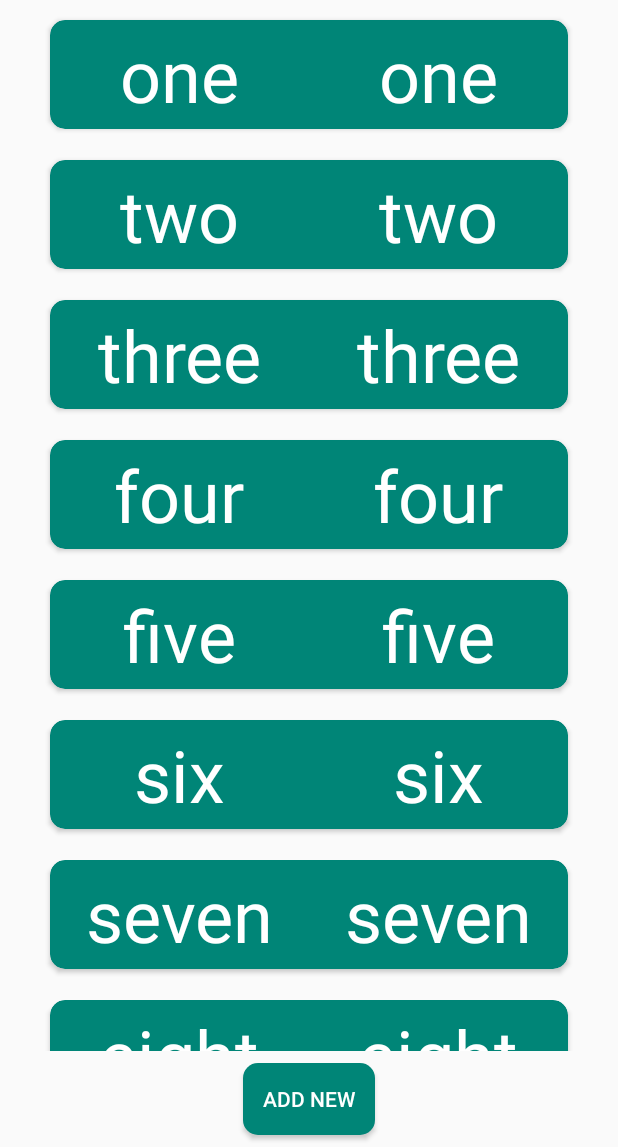
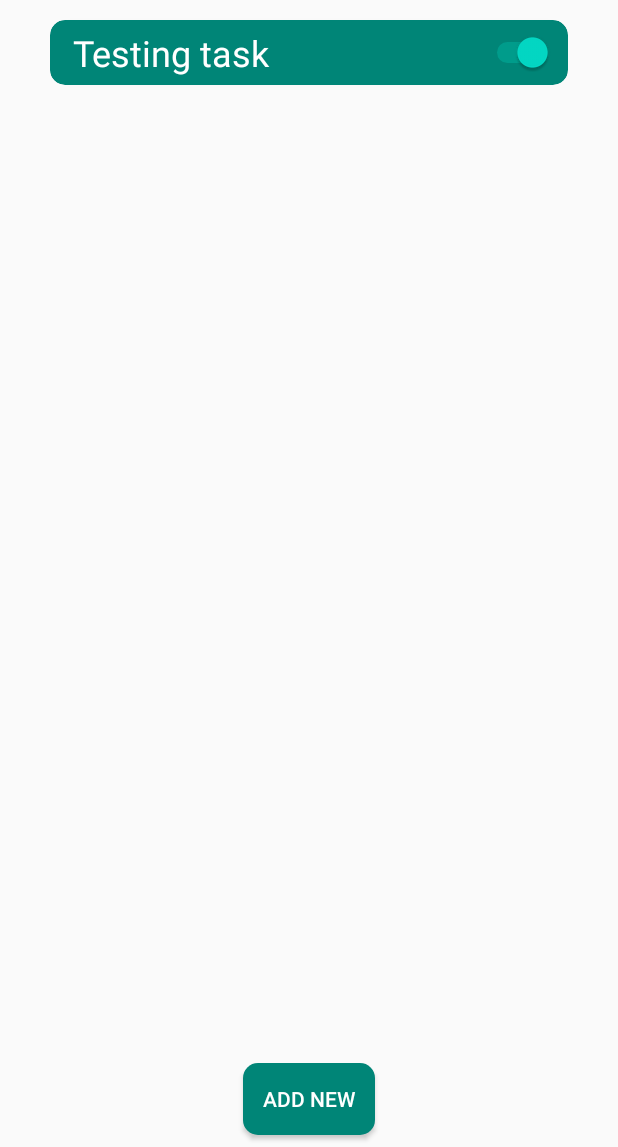
Before and after one commit to SpencerCBryson/GPSTasks, an Android app: the screen it shows after launch (Home), on a phone screen of 412 x 824 dp, the part 89-1236 px from its top. Run offline under Robolectric (Android 15) with nearby library versions, the phone set to English and light mode, and no system bars.

Commit message:
Updated main task list UI

```diff
--- a/app/src/main/java/com/spencerbyson/gpstasks/Home.kt
+++ b/app/src/main/java/com/spencerbyson/gpstasks/Home.kt
@@ -23,6 +23,9 @@ class Home : AppCompatActivity() {
     var locGranted = false
     val TAG = "GPSTasks-Main"
 
+    lateinit var rv : RecyclerView
+    var taskList = ArrayList<Task>()
+
     override fun onActivityResult(requestCode: Int, resultCode: Int, data: Intent?) {
         Log.d("nice", requestCode.toString() + resultCode.toString() + data.toString())
     }
@@ -33,16 +36,22 @@ class Home : AppCompatActivity() {
         getPerms()
 
         //TODO Change this to populate from the SQLite database of tasks.
-        val rvlist = arrayListOf("one", "two", "three", "four", "five", "six", "seven", "eight", "nine")
-        val rv = findViewById<RecyclerView>(R.id.mRecyclerView)
+
+        rv = findViewById(R.id.mRecyclerView)
         rv.layoutManager = LinearLayoutManager(this, LinearLayout.VERTICAL, false)
-        rv.adapter = MainRecyclerAdapter(rvlist)
+        rv.adapter = MainRecyclerAdapter(taskList)
 
         val addButton = findViewById<Button>(R.id.mAddButton)
         addButton.setOnClickListener{
             val intent =    Intent(this, AddTask::class.java)
             startActivityForResult(intent, 1)
         }
+
+
+        if(locGranted)
+            testingCode()
+        else
+            return
     }
 
     override fun onCreateOptionsMenu(menu: Menu): Boolean {
@@ -75,7 +84,7 @@ class Home : AppCompatActivity() {
         } else {
             Log.i(TAG, "perms granted!")
             locGranted = true
-            testingCode()
+            //testingCode()
         }
     }
 
@@ -87,7 +96,7 @@ class Home : AppCompatActivity() {
                     (grantResults[1] == PackageManager.PERMISSION_GRANTED)) {
                         Log.i(TAG, "SUCCESS client granted perms")
                         locGranted = true
-                        testingCode()
+                        //testingCode()
                 } else {
                     Log.i(TAG,"FAIL client denied perms")
                 }
@@ -118,12 +127,11 @@ class Home : AppCompatActivity() {
         val locStep = LocStep(smsAction, testLoc, radius)
         steps.add(locStep)
 
-        val testTask = Task(steps)
+        val testTask = Task("Testing task", steps, true)
 
-        val taskArrayList = ArrayList<Task>()
-        taskArrayList.add(testTask)
+        addTask(testTask)
 
-        intent.putExtra("TASKS", taskArrayList)
+        intent.putExtra("TASKS", taskList)
 
         if (Build.VERSION.SDK_INT >= Build.VERSION_CODES.O) {
             startForegroundService(intent)
@@ -133,4 +141,9 @@ class Home : AppCompatActivity() {
 
     }
 
+    fun addTask(task : Task) {
+        taskList.add(taskList.size, task)
+        rv.adapter!!.notifyItemInserted(taskList.size)
+    }
+
 }
--- a/app/src/main/java/com/spencerbyson/gpstasks/MainRecyclerAdapter.kt
+++ b/app/src/main/java/com/spencerbyson/gpstasks/MainRecyclerAdapter.kt
@@ -4,19 +4,23 @@ import android.app.Activity
 import android.content.Intent
 import android.support.v7.widget.RecyclerView
 import android.text.Layout
+import android.util.Log
 import android.view.LayoutInflater
 import android.view.View
 import android.view.ViewGroup
+import android.widget.Switch
 import android.widget.TextView
 
 
-class MainRecyclerAdapter(val userList: ArrayList<String>): RecyclerView.Adapter<MainRecyclerAdapter.ViewHolder>() {
+class MainRecyclerAdapter(val taskList: ArrayList<Task>): RecyclerView.Adapter<MainRecyclerAdapter.ViewHolder>() {
 
     override fun onBindViewHolder(holder: ViewHolder, position: Int) {
-        holder?.left?.text = userList[position]
-        holder?.right?.text = userList[position]
-        holder.itemView.setOnClickListener{
-        }
+        val task = taskList[position]
+        holder.title.text = task.title
+        holder.toggle.isChecked = task.enabled
+
+//        holder.itemView.setOnClickListener{
+//        }
     }
 
     override fun onCreateViewHolder(parent: ViewGroup, viewType: Int): ViewHolder {
@@ -25,16 +29,16 @@ class MainRecyclerAdapter(val userList: ArrayList<String>): RecyclerView.Adapter
     }
 
     override fun getItemCount(): Int {
-        return userList.size
+        return taskList.size
     }
 
     fun deleteItem(i: Int){
-        userList.removeAt(i)
+        taskList.removeAt(i)
     }
 
     class ViewHolder(itemView: View): RecyclerView.ViewHolder(itemView){
-        val left = itemView.findViewById<TextView>(R.id.mLeftText)
-        val right = itemView.findViewById<TextView>(R.id.mRightText)
+        var title = itemView.findViewById<TextView>(R.id.mTitle)
+        var toggle = itemView.findViewById<Switch>(R.id.mToggle)
     }
 
 
--- a/app/src/main/java/com/spencerbyson/gpstasks/Task.kt
+++ b/app/src/main/java/com/spencerbyson/gpstasks/Task.kt
@@ -6,7 +6,7 @@ import kotlinx.android.parcel.Parcelize
 import kotlinx.android.parcel.RawValue
 
 @Parcelize
-class Task(val steps : @RawValue ArrayList<Step>) : Parcelable {
+class Task(var title : String, var steps : @RawValue ArrayList<Step>, var enabled : Boolean = true) : Parcelable {
     val TAG = "GPSTasks-Task"
 
     fun updateLocation(loc : Location) {
--- a/app/src/main/res/layout/card_main_recyclerview.xml
+++ b/app/src/main/res/layout/card_main_recyclerview.xml
@@ -17,17 +17,24 @@
                 android:layout_width="match_parent"
                 android:layout_height="match_parent">
             <TextView
-                    android:padding="4dp"
-                    android:text="left"
+                    android:padding="5dp"
+                    android:layout_marginLeft="10dp"
+                    android:text="title"
                     android:layout_width="wrap_content"
-                    android:layout_height="wrap_content" android:id="@+id/mLeftText" android:layout_weight="1"
-                    android:textSize="48sp" android:textColor="@android:color/white" android:textAlignment="center"/>
-            <TextView
-                    android:padding="4dp"
-                    android:text="right"
-                    android:layout_width="wrap_content"
-                    android:layout_height="wrap_content" android:id="@+id/mRightText" android:layout_weight="1"
-                    android:textSize="48sp" android:textColor="@android:color/white" android:textAlignment="center"/>
+                    android:layout_height="wrap_content"
+                    android:id="@+id/mTitle"
+                    android:textSize="24sp"
+                    android:textColor="@android:color/white"
+                    android:textAlignment="center"/>
+
+            <Switch android:layout_width="wrap_content"
+                    android:layout_height="wrap_content"
+                    android:layout_weight="1"
+                    android:layout_gravity="center_vertical"
+                    android:layout_marginRight="10dp"
+                    android:id="@+id/mToggle"
+                    android:textOn="Enabled"
+                    android:textOff="Disabled"/>
         </LinearLayout>
     </android.support.v7.widget.CardView>
 </LinearLayout>
--- a/app/src/main/res/values/colors.xml
+++ b/app/src/main/res/values/colors.xml
@@ -2,5 +2,5 @@
 <resources>
     <color name="colorPrimary">#008577</color>
     <color name="colorPrimaryDark">#00574B</color>
-    <color name="colorAccent">#D81B60</color>
+    <color name="colorAccent">#03dac6</color>
 </resources>
```
